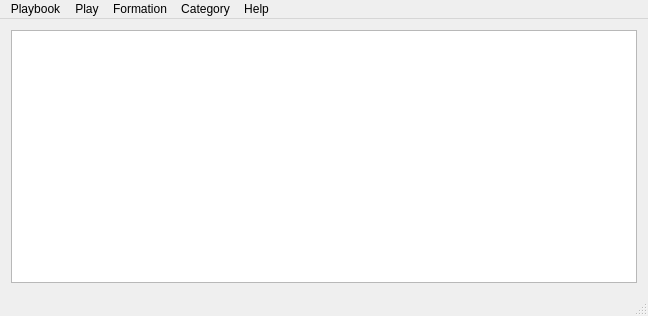
Before: the Qt Designer form src/dialogs/mainDialog.ui in obraunsdorf/playbook-creator, drawn with Qt 5.
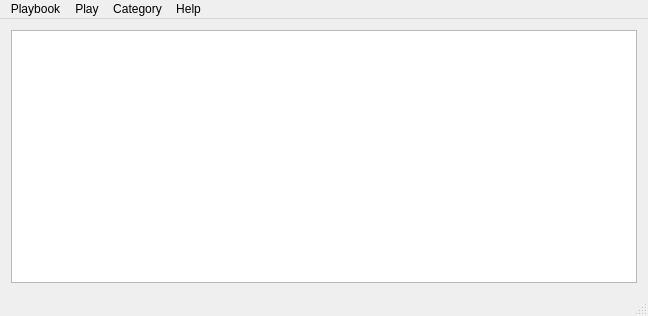
After: the same form once the commit is applied.

Commit message: - added encrypted persistent saving - ability to save playbook automatically when play, formations, routes or categories are added - added custom exeptions - added encrypted test playbook in "tests/TestOffense.pbc", password: "football" - TODO: code cleanup, some (little) bug fixes in pbcStorage

Diff of the .ui file:
```diff
--- a/src/dialogs/mainDialog.ui
+++ b/src/dialogs/mainDialog.ui
@@ -60,16 +60,6 @@
     <addaction name="actionImport_Play"/>
     <addaction name="actionExport_Play"/>
    </widget>
-   <widget class="QMenu" name="menuFormation">
-    <property name="enabled">
-     <bool>true</bool>
-    </property>
-    <property name="title">
-     <string>Formation</string>
-    </property>
-    <addaction name="actionSave_formation"/>
-    <addaction name="actionSave_formation_as"/>
-   </widget>
    <widget class="QMenu" name="menuHelp">
     <property name="title">
      <string>Help</string>
@@ -86,7 +76,6 @@
    </widget>
    <addaction name="menuFile"/>
    <addaction name="menuPlay"/>
-   <addaction name="menuFormation"/>
    <addaction name="menuCategory"/>
    <addaction name="menuHelp"/>
   </widget>
```
Left out of the diff: 53 changed lines with no effect on the pictures. The commit also changes 15 other files.
